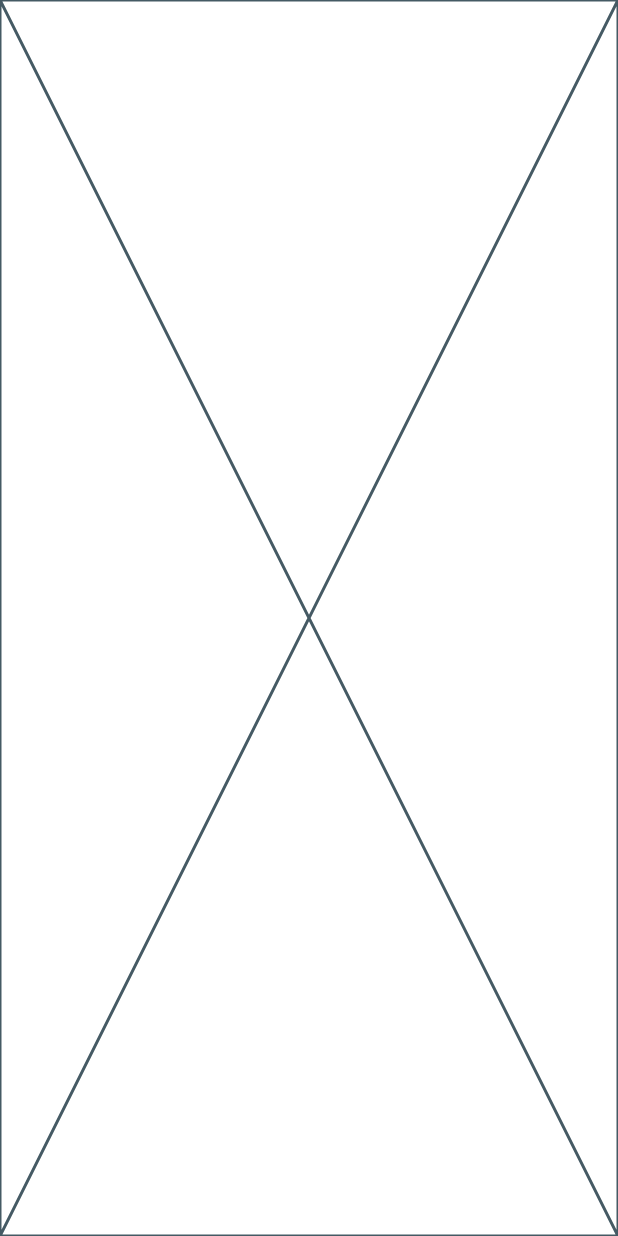
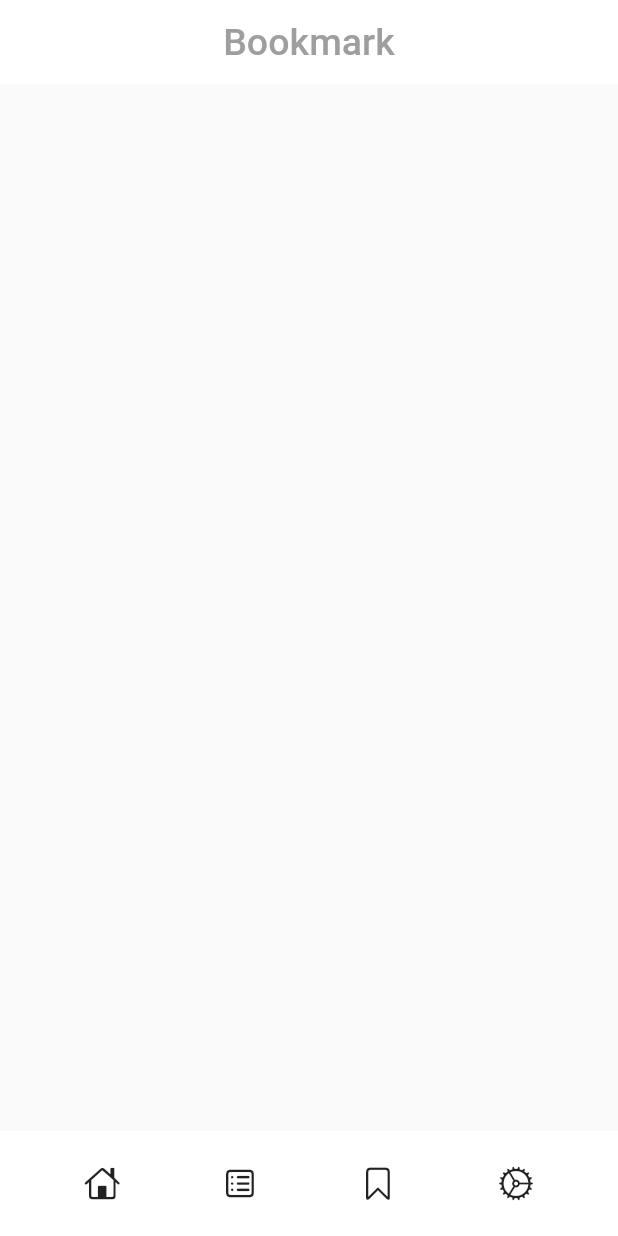
Before and after one commit to mohit5122004/ultimate-facts, a Flutter app: the screen it shows after launch, item 3 of the bottom bar chosen, on a phone screen of 412 x 824 dp. Run offline on Flutter 3.47's test engine with Material 2 defaults, Android fonts, the phone set to English and light mode, and no system bars.

Commit message:
bookmarkfunctinn and fixed error

```diff
--- a/lib/screens/bookmark_page.dart
+++ b/lib/screens/bookmark_page.dart
@@ -1,4 +1,7 @@
 import 'package:flutter/material.dart';
+import 'package:ultimate_fact_app/screens/facts_page.dart';
+import 'package:ultimate_fact_app/screens/home_page.dart';
+import 'package:ultimate_fact_app/screens/list_page.dart';
 
 class bookmark_page extends StatefulWidget {
   const bookmark_page({super.key});
@@ -7,9 +10,70 @@ class bookmark_page extends StatefulWidget {
   State<bookmark_page> createState() => _bookmark_pageState();
 }
 
+List<dynamic> bookmark = [];
+
 class _bookmark_pageState extends State<bookmark_page> {
   @override
   Widget build(BuildContext context) {
-    return const Placeholder();
+    return Scaffold(
+      appBar: AppBar(
+        leadingWidth: 0,
+        backgroundColor: Colors.white,
+        elevation: 0,
+        title: Center(
+          child: Text(
+            'Bookmark',
+            style: TextStyle(fontSize: 25, color: uicolor.textgrey),
+          ),
+        ),
+      ),
+      body: Stack(
+        children: [
+          Column(
+            children: [
+              Expanded(
+                child: Container(
+                  child: ListView.builder(
+                    itemCount: bookmark.length,
+                    itemBuilder: (context, index) {
+                      bookmarkbt;
+                      return bookmark[index]['like'] != null
+                          ? InkWell(
+                              onTap: () {
+                                Navigator.push(context, MaterialPageRoute(
+                                  builder: (context) {
+                                    return facts_page_view(
+                                      factdiscription:bookmark[index]
+                                          ['discription'],
+                                      factlike: bookmark[index]['like'],
+                                      factimage: bookmark[index]['image'],
+                                      indexpath: index,
+                                      facttitle: bookmark[index]['title'],
+                                      routeonback: bookmark_page(),
+                                    );
+                                  },
+                                ));
+                              },
+                              child: fact_container(
+                                  index: index,
+                                  factlike: bookmark[index]['like'],
+                                  facttitle: bookmark[index]['title'],
+                                  factimage: bookmark[index]['image'],
+                                  factsubtitle: bookmark[index]['subtitle']),
+                            )
+                          : Container();
+                    },
+                  ),
+                ),
+              ),
+              SizedBox(
+                height: 60,
+              )
+            ],
+          ),
+          bottom_navigation()
+        ],
+      ),
+    );
   }
 }
```
Also changed, not shown: lib/screens/facts_page.dart (+17 -27 lines), lib/screens/home_page.dart (+21 -14 lines), lib/screens/list_page.dart (+71 -47 lines), lib/main.dart (line endings or trailing spaces).
